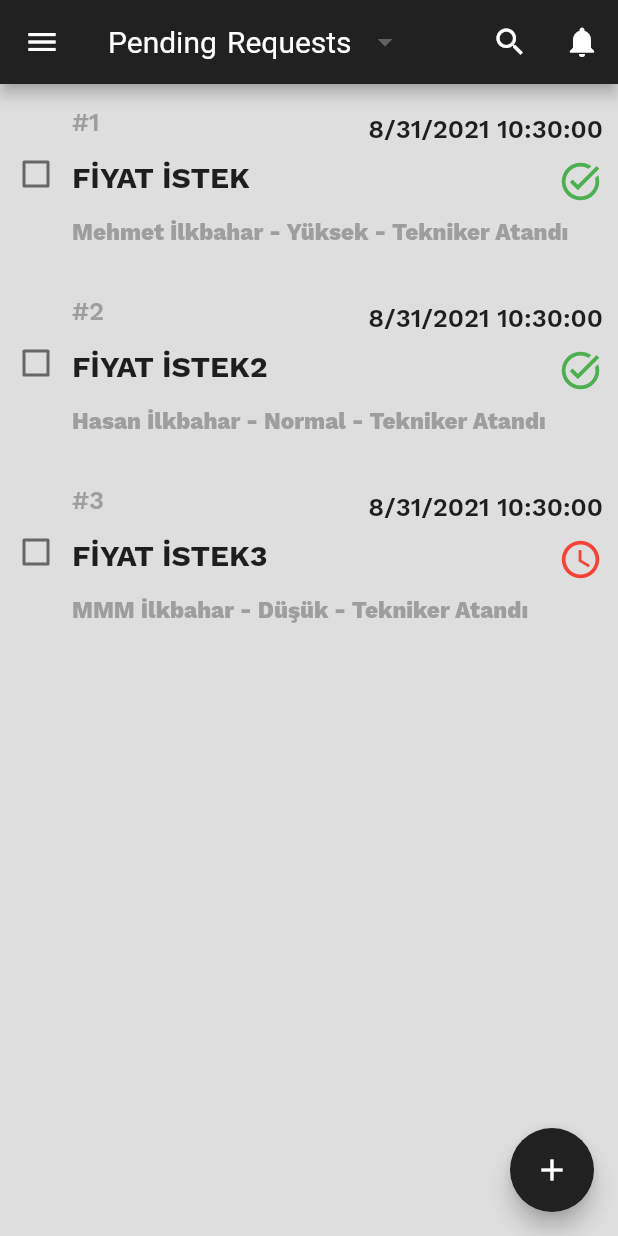
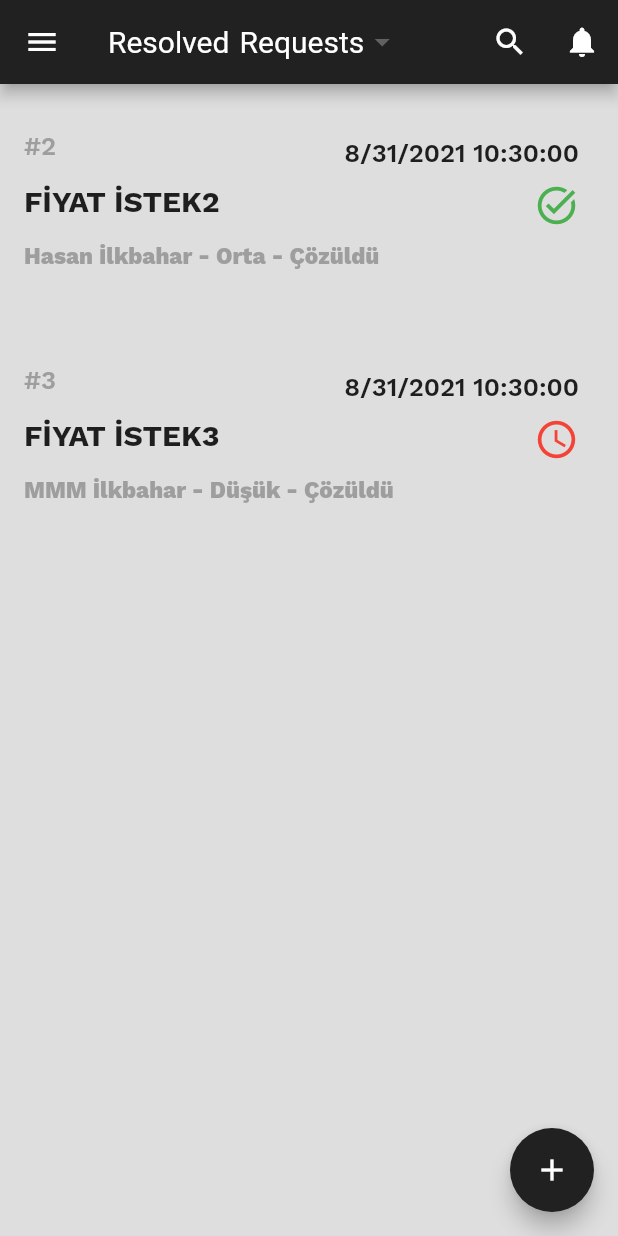
Before and after one commit to fatihgnc/ticketing-system, a Flutter app: the MainScreen screen opened by its route, on a phone screen of 412 x 824 dp. Run offline on Flutter 3.47's test engine with Material 2 defaults, Android fonts, the light colour scheme and no system bars; our stand-ins replace google_fonts.

Commit message:
showing different tickets according to dropdown value, now adding ticket detail screen

```diff
--- a/lib/main.dart
+++ b/lib/main.dart
@@ -8,6 +8,7 @@ import 'package:ticketing_system/screens/login_screen.dart';
 import 'package:ticketing_system/screens/main_screen.dart';
 import 'package:ticketing_system/screens/register_screen.dart';
 import 'package:ticketing_system/screens/settings_screen.dart';
+import 'package:ticketing_system/screens/ticket_detail_screen.dart';
 import 'package:ticketing_system/widgets/tickets.dart';
 
 void main() {
@@ -35,7 +36,7 @@ class MyApp extends StatelessWidget {
             ),
           ),
         ),
-        home: LoginScreen(),
+        home: MainScreen(),
         routes: {
           MainScreen.routeName: (ctx) => MainScreen(),
           AddRequestScreen.routeName: (ctx) => AddRequestScreen(),
@@ -43,6 +44,7 @@ class MyApp extends StatelessWidget {
           ContactScreen.routeName: (ctx) => ContactScreen(),
           LoginScreen.routeName: (ctx) => LoginScreen(),
           RegisterScreen.routeName: (ctx) => RegisterScreen(),
+          TicketDetailScreen.routeName: (ctx) => TicketDetailScreen(),
         },
       ),
     );
--- a/lib/models/ticket.dart
+++ b/lib/models/ticket.dart
@@ -1,31 +1,32 @@
 enum TicketStatus {
-  IptalEdildi,
   Beklemede,
   Halledildi,
 }
 
 enum TicketPriority {
   Yuksek,
-  Normal,
+  Orta,
   Dusuk,
 }
 
 class Ticket {
-  final String ticketID = DateTime.now().toString();
-  final String ticketTitle;
-  final String? ticketDescription;
-  final String ticketSender;
-  final String ticketSenderPhone;
-  final TicketPriority? ticketPriority;
-  final TicketStatus? ticketStatus;
-  final DateTime ticketDate = DateTime.now();
+  final String id = DateTime.now().toString();
+  final String title;
+  final String description;
+  final String sender;
+  final String senderPhone;
+  final TicketPriority? priority;
+  TicketStatus? status = TicketStatus.Beklemede;
+  final DateTime date = DateTime.now();
+  bool isSelected = false;
 
   Ticket({
-    required this.ticketTitle,
-    required this.ticketDescription,
-    required this.ticketSender,
-    required this.ticketSenderPhone,
-    required this.ticketPriority,
-    required this.ticketStatus,
+    required this.title,
+    required this.description,
+    required this.sender,
+    required this.senderPhone,
+    required this.priority,
+    required this.isSelected,
+    this.status,
   });
 }
--- a/lib/providers/ticket_provider.dart
+++ b/lib/providers/ticket_provider.dart
@@ -4,28 +4,31 @@ import 'package:ticketing_system/models/ticket.dart';
 class TicketProvider with ChangeNotifier {
   List<Ticket> _tickets = [
     Ticket(
-      ticketTitle: 'FİYAT İSTEK',
-      ticketSender: 'Mehmet İlkbahar',
-      ticketSenderPhone: '#1',
-      ticketDescription: 'Fiyat isteniyor!',
-      ticketPriority: TicketPriority.Yuksek,
-      ticketStatus: TicketStatus.Beklemede,
+      title: 'FİYAT İSTEK',
+      sender: 'Mehmet İlkbahar',
+      senderPhone: '#1',
+      description: 'Fiyat isteniyor!',
+      priority: TicketPriority.Yuksek,
+      status: TicketStatus.Beklemede,
+      isSelected: false,
     ),
     Ticket(
-      ticketTitle: 'FİYAT İSTEK2',
-      ticketDescription: 'Fiyat isteniyor!2',
-      ticketSender: 'Hasan İlkbahar',
-      ticketSenderPhone: '#2',
-      ticketPriority: TicketPriority.Normal,
-      ticketStatus: TicketStatus.Beklemede,
+      title: 'FİYAT İSTEK2',
+      description: 'Fiyat isteniyor!2',
+      sender: 'Hasan İlkbahar',
+      senderPhone: '#2',
+      priority: TicketPriority.Orta,
+      status: TicketStatus.Halledildi,
+      isSelected: false,
     ),
     Ticket(
-      ticketTitle: 'FİYAT İSTEK3',
-      ticketDescription: 'Fiyat isteniyor!3',
-      ticketSender: 'MMM İlkbahar',
-      ticketSenderPhone: '#3',
-      ticketPriority: TicketPriority.Dusuk,
-      ticketStatus: TicketStatus.Beklemede,
+      title: 'FİYAT İSTEK3',
+      description: 'Fiyat isteniyor!3',
+      sender: 'MMM İlkbahar',
+      senderPhone: '#3',
+      priority: TicketPriority.Dusuk,
+      status: TicketStatus.Halledildi,
+      isSelected: false,
     ),
   ];
 
@@ -37,4 +40,18 @@ class TicketProvider with ChangeNotifier {
     _tickets.add(newTicket);
     notifyListeners();
   }
+
+  List<Ticket> findByStatus(String statusStr) {
+    TicketStatus status;
+    if (statusStr == 'resolved') {
+      status = TicketStatus.Halledildi;
+    } else {
+      status = TicketStatus.Beklemede;
+    }
+    return _tickets
+        .where(
+          (ticket) => ticket.status == status,
+        )
+        .toList();
+  }
 }
--- a/lib/screens/add_request_screen.dart
+++ b/lib/screens/add_request_screen.dart
@@ -22,7 +22,7 @@ class _AddRequestScreenState extends State<AddRequestScreen> {
     if (strPriority == 'high') {
       return TicketPriority.Yuksek;
     } else if (strPriority == 'normal') {
-      return TicketPriority.Normal;
+      return TicketPriority.Orta;
     } else {
       return TicketPriority.Dusuk;
     }
@@ -34,13 +34,13 @@ class _AddRequestScreenState extends State<AddRequestScreen> {
     }
 
     Ticket _ticket = Ticket(
-      ticketTitle: _titleController.text,
-      ticketDescription: _descriptionController.text,
-      ticketSender: _senderController.text,
-      ticketSenderPhone: _senderPhoneController.text,
-      ticketPriority:
+      title: _titleController.text,
+      description: _descriptionController.text,
+      sender: _senderController.text,
+      senderPhone: _senderPhoneController.text,
+      priority:
           _getPriorityAsEnum(_priorityController.text.trim().toLowerCase()),
-      ticketStatus: TicketStatus.Beklemede,
+      isSelected: false,
     );
 
     Provider.of<TicketProvider>(
--- a/lib/screens/main_screen.dart
+++ b/lib/screens/main_screen.dart
@@ -1,6 +1,9 @@
 import 'dart:io';
 
 import 'package:flutter/material.dart';
+import 'package:provider/provider.dart';
+import 'package:ticketing_system/models/ticket.dart';
+import 'package:ticketing_system/providers/ticket_provider.dart';
 import 'package:ticketing_system/screens/add_request_screen.dart';
 import 'package:ticketing_system/widgets/drawer_item.dart';
 import 'package:ticketing_system/widgets/main_drawer.dart';
@@ -15,11 +18,19 @@ class MainScreen extends StatefulWidget {
 }
 
 class _MainScreenState extends State<MainScreen> {
+  String _dropdownValue = 'resolved';
+
+  void _setDropdown(String newVal) {
+    setState(() {
+      _dropdownValue = newVal;
+    });
+  }
+
   @override
   Widget build(BuildContext context) {
     return Scaffold(
       appBar: AppBar(
-        title: MainDropdown(),
+        title: MainDropdown(_setDropdown, _dropdownValue),
         actions: [
           IconButton(
             icon: Icon(Icons.search),
@@ -32,14 +43,14 @@ class _MainScreenState extends State<MainScreen> {
         ],
       ),
       drawer: MainDrawer(),
-      body: Tickets(),
+      body: Tickets(_dropdownValue),
       floatingActionButton: FloatingActionButton(
+        child: const Icon(Icons.add),
+        backgroundColor: Theme.of(context).primaryColor,
+        foregroundColor: Theme.of(context).accentColor,
         onPressed: () {
           Navigator.of(context).pushNamed(AddRequestScreen.routeName);
         },
-        child: const Icon(Icons.add),
-        backgroundColor: Theme.of(context).primaryColor,
-        foregroundColor: Theme.of(context).accentColor,
       ),
     );
   }
--- /dev/null
+++ b/lib/screens/ticket_detail_screen.dart
@@ -0,0 +1,22 @@
+import 'package:flutter/material.dart';
+import 'package:ticketing_system/models/ticket.dart';
+
+class TicketDetailScreen extends StatelessWidget {
+  static const routeName = '/ticket-detail';
+
+  // final ticket;
+
+  // const TicketDetailScreen(this.ticket);
+
+  @override
+  Widget build(BuildContext context) {
+    // ignore: unnecessary_statements
+    final ticket = ModalRoute.of(context)!.settings.arguments as Ticket;
+    return Scaffold(
+      appBar: AppBar(
+        title: Text(ticket.id),
+      ),
+      body: Text(ticket.description),
+    );
+  }
+}
--- a/lib/widgets/main_dropdown.dart
+++ b/lib/widgets/main_dropdown.dart
@@ -1,14 +1,16 @@
 import 'package:flutter/material.dart';
 
 class MainDropdown extends StatefulWidget {
-  const MainDropdown({Key? key}) : super(key: key);
+  final Function setDropdownValue;
+  final String dropdownValue;
+
+  MainDropdown(this.setDropdownValue, this.dropdownValue);
 
   @override
   _MainDropdownState createState() => _MainDropdownState();
 }
 
 class _MainDropdownState extends State<MainDropdown> {
-  String _dropdownValue = 'pending';
   final List<DropdownMenuItem<String>> _dropdownItems = [
     DropdownMenuItem(
       child: Text('Pending Requests'),
@@ -17,10 +19,6 @@ class _MainDropdownState extends State<MainDropdown> {
     DropdownMenuItem(
       child: Text('Resolved Requests'),
       value: 'resolved',
-    ),
-    DropdownMenuItem(
-      child: Text('Canceled Requests'),
-      value: 'canceled',
     ),
   ];
 
@@ -31,7 +29,7 @@ class _MainDropdownState extends State<MainDropdown> {
       mainAxisAlignment: MainAxisAlignment.center,
       children: [
         DropdownButton(
-          value: _dropdownValue,
+          value: widget.dropdownValue,
           items: _dropdownItems,
           dropdownColor: Colors.black,
           style: TextStyle(
@@ -41,11 +39,7 @@ class _MainDropdownState extends State<MainDropdown> {
           underline: Container(
             height: 0,
           ),
-          onChanged: (changeVal) {
-            setState(() {
-              _dropdownValue = changeVal as String;
-            });
-          },
+          onChanged: (newVal) => widget.setDropdownValue(newVal),
         ),
       ],
     );
--- /dev/null
+++ b/lib/widgets/ticket_item.dart
@@ -0,0 +1,128 @@
+import 'package:flutter/material.dart';
+import 'package:intl/intl.dart';
+import 'package:provider/provider.dart';
+import 'package:ticketing_system/models/ticket.dart';
+import 'package:ticketing_system/providers/ticket_provider.dart';
+
+class TicketItem extends StatefulWidget {
+  final dropdownValue;
+  final Ticket ticket;
+
+  TicketItem(this.dropdownValue, this.ticket);
+
+  @override
+  _TicketItemState createState() => _TicketItemState();
+}
+
+class _TicketItemState extends State<TicketItem> {
+  String _ticketPriorityLevel(TicketPriority priority) {
+    if (priority == TicketPriority.Dusuk) {
+      return 'Düşük';
+    } else if (priority == TicketPriority.Orta) {
+      return 'Orta';
+    } else {
+      return 'Yüksek';
+    }
+  }
+
+  String _ticketStatus(TicketStatus? status) {
+    if (status == TicketStatus.Beklemede) {
+      return 'Tekniker Atandı';
+    }
+    return 'Çözüldü';
+  }
+
+  @override
+  Widget build(BuildContext context) {
+    return Row(
+      children: [
+        if (widget.ticket.status != TicketStatus.Halledildi)
+          Checkbox(
+            checkColor: Colors.blue,
+            value: widget.ticket.isSelected,
+            onChanged: (_) {
+              setState(() {
+                widget.ticket.isSelected = !widget.ticket.isSelected;
+              });
+            },
+          ),
+        Expanded(
+          child: Container(
+            padding: const EdgeInsets.all(16),
+            height: double.infinity,
+            child: Stack(
+              children: [
+                Positioned(
+                  top: 15,
+                  child: Text(
+                    widget.ticket.senderPhone,
+                    style: TextStyle(
+                      color: Colors.grey,
+                      fontSize: 17,
+                      fontWeight: FontWeight.w600,
+                    ),
+                  ),
+                ),
+                Positioned(
+                  top: 50,
+                  child: Text(
+                    widget.ticket.title,
+                    style: TextStyle(
+                      fontSize: 20,
+                      fontWeight: FontWeight.bold,
+                    ),
+                  ),
+                ),
+                Positioned(
+                  top: 90,
+                  child: Text(
+                    widget.ticket.sender +
+                        ' - ' +
+                        _ticketPriorityLevel(
+                          widget.ticket.priority!,
+                        ) +
+                        ' - ' +
+                        _ticketStatus(
+                          widget.ticket.status!,
+                        ),
+                    style: TextStyle(
+                      color: Colors.grey,
+                      fontWeight: FontWeight.w800,
+                      fontSize: 15,
+                    ),
+                  ),
+                ),
+                Positioned(
+                  top: 20,
+                  right: 10,
+                  child: Text(
+                    DateFormat.yMd().add_Hms().format(widget.ticket.date),
+                    style: TextStyle(
+                      fontWeight: FontWeight.w600,
+                      fontSize: 17,
+                    ),
+                  ),
+                ),
+                Positioned(
+                  top: 50,
+                  right: 10,
+                  child: widget.ticket.priority == TicketPriority.Dusuk
+                      ? Icon(
+                          Icons.access_time,
+                          color: Colors.red,
+                          size: 30,
+                        )
+                      : Icon(
+                          Icons.task_alt,
+                          color: Colors.green,
+                          size: 30,
+                        ),
+                ),
+              ],
+            ),
+          ),
+        ),
+      ],
+    );
+  }
+}
--- a/lib/widgets/tickets.dart
+++ b/lib/widgets/tickets.dart
@@ -1,40 +1,29 @@
+import 'dart:convert';
+import 'dart:developer';
+
 import 'package:flutter/material.dart';
 import 'package:intl/intl.dart';
 import 'package:provider/provider.dart';
 import 'package:ticketing_system/models/ticket.dart';
 import 'package:ticketing_system/providers/ticket_provider.dart';
+import 'package:ticketing_system/screens/ticket_detail_screen.dart';
+import 'package:ticketing_system/widgets/ticket_item.dart';
 
 class Tickets extends StatefulWidget {
+  final dropdownValue;
+
+  Tickets(this.dropdownValue);
+
   @override
   _TicketsState createState() => _TicketsState();
 }
 
 class _TicketsState extends State<Tickets> {
-  bool _isSelected = false;
-
-  String _ticketPriorityLevel(TicketPriority priority) {
-    if (priority == TicketPriority.Dusuk) {
-      return 'Düşük';
-    } else if (priority == TicketPriority.Normal) {
-      return 'Normal';
-    } else {
-      return 'Yüksek';
-    }
-  }
-
-  String _ticketStatus(TicketStatus status) {
-    if (status == TicketStatus.Beklemede) {
-      return 'Tekniker Atandı';
-    } else if (status == TicketStatus.Halledildi) {
-      return 'Çözüldü';
-    } else {
-      return 'İptal edildi';
-    }
-  }
-
   @override
   Widget build(BuildContext context) {
-    final tickets = Provider.of<TicketProvider>(context, listen: false).tickets;
+    final tickets = Provider.of<TicketProvider>(context, listen: false)
+        .findByStatus(widget.dropdownValue);
+    // inspect(tickets);
     return Container(
       height: double.infinity,
       width: double.infinity,
@@ -44,97 +33,19 @@ class _TicketsState extends State<Tickets> {
       child: ListView.builder(
         itemBuilder: (ctx, i) => Container(
           margin: const EdgeInsets.only(bottom: 6),
-          height: 120,
+          height: 150,
           width: double.infinity,
-          child: Row(
-            children: [
-              Checkbox(
-                value: _isSelected,
-                onChanged: (_) {
-                  setState(() {
-                    _isSelected = !_isSelected;
-                  });
-                },
-              ),
-              Expanded(
-                child: Container(
-                  height: double.infinity,
-                  child: Stack(
-                    children: [
-                      Positioned(
-                        top: 15,
-                        child: Text(
-                          tickets[i].ticketSenderPhone,
-                          style: TextStyle(
-                            color: Colors.grey,
-                            fontSize: 17,
-                            fontWeight: FontWeight.w600,
-                          ),
-                        ),
-                      ),
-                      Positioned(
-                        top: 50,
-                        child: Text(
-                          tickets[i].ticketTitle,
-                          style: TextStyle(
-                            fontSize: 20,
-                            fontWeight: FontWeight.bold,
-                          ),
-                        ),
-                      ),
-                      Positioned(
-                        top: 90,
-                        child: Text(
-                          tickets[i].ticketSender +
-                              ' - ' +
-                              _ticketPriorityLevel(
-                                tickets[i].ticketPriority!,
-                              ) +
-                              ' - ' +
-                              _ticketStatus(
-                                tickets[i].ticketStatus!,
-                              ),
-                          style: TextStyle(
-                            color: Colors.grey,
-                            fontWeight: FontWeight.w800,
-                            fontSize: 15,
-                          ),
-                        ),
-                      ),
-                      Positioned(
-                        top: 20,
-                        right: 10,
-                        child: Text(
-                          DateFormat.yMd()
-                              .add_Hms()
-                              .format(tickets[i].ticketDate),
-                          style: TextStyle(
-                            fontWeight: FontWeight.w600,
-                            fontSize: 17,
-                          ),
-                        ),
-                      ),
-                      Positioned(
-                        top: 50,
-                        right: 10,
-                        child: tickets[i].ticketPriority == TicketPriority.Dusuk
-                            ? Icon(
-                                Icons.access_time,
-                                color: Colors.red,
-                                size: 30,
-                              )
-                            : Icon(
-                                Icons.task_alt,
-                                color: Colors.green,
-                                size: 30,
-                              ),
-                      ),
-                    ],
-                  ),
-                ),
-              ),
-              Divider()
-            ],
+          child: InkWell(
+            onTap: () {
+              Navigator.of(context).pushNamed(
+                TicketDetailScreen.routeName,
+                arguments: tickets[i],
+              );
+            },
+            child: TicketItem(
+              widget.dropdownValue,
+              tickets[i],
+            ),
           ),
         ),
         itemCount: tickets.length,
```
